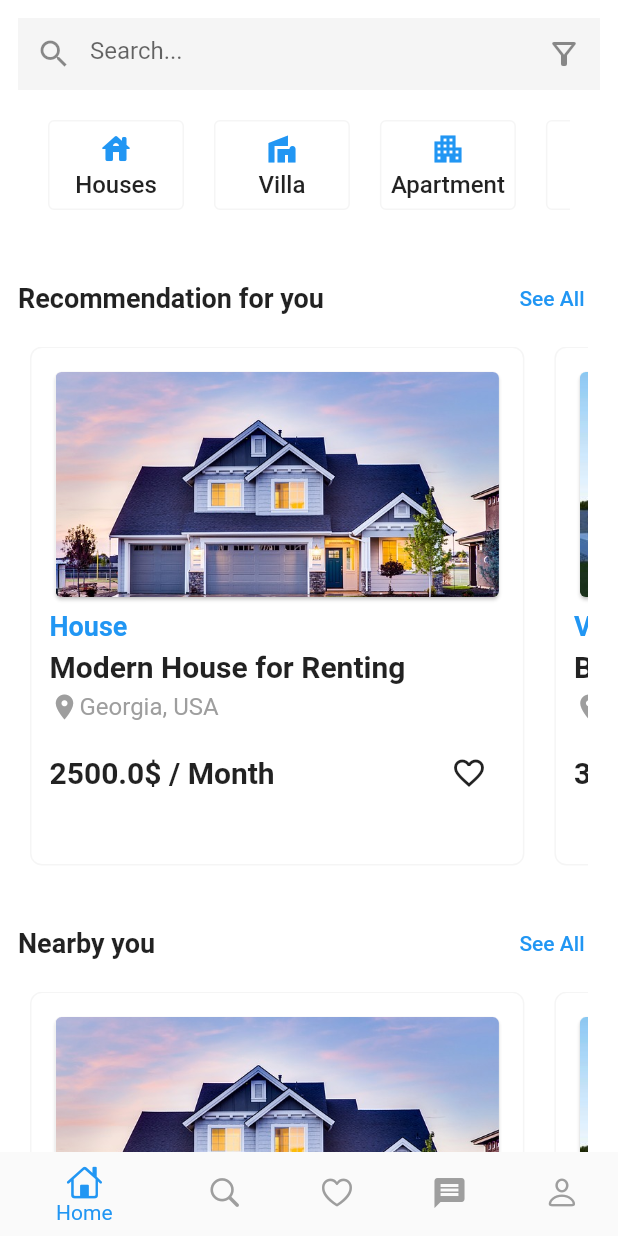
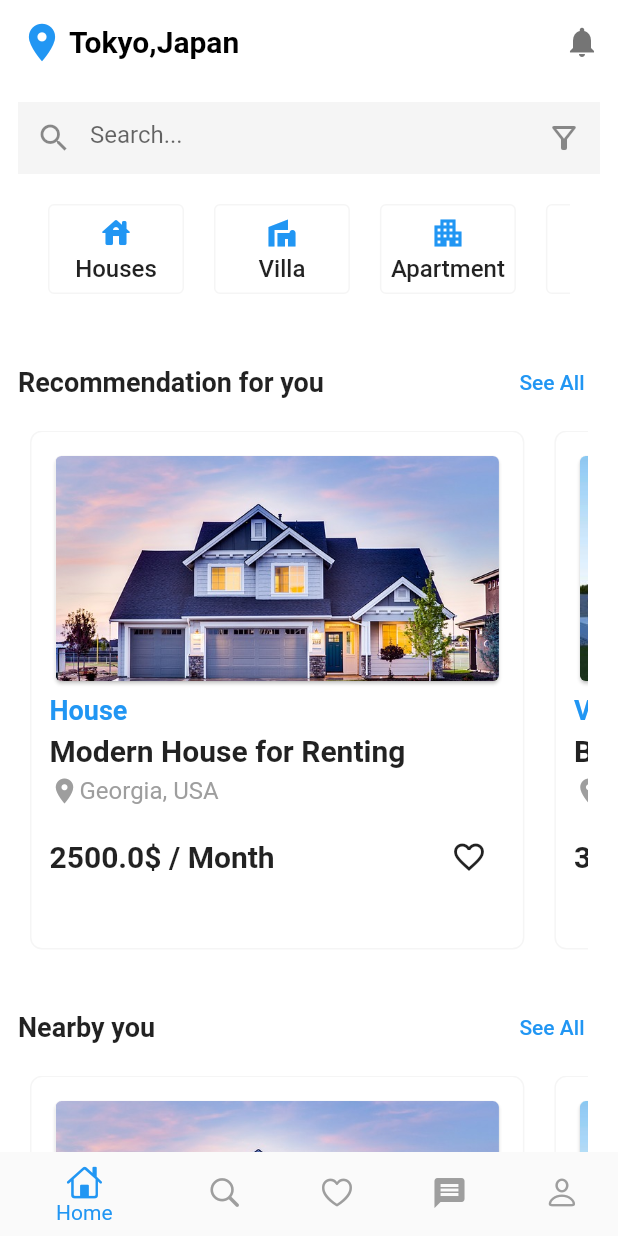
Before and after one commit to MoazMohamedHamzaGaber/Tutorial_App, a Flutter app: the screen it shows after launch, on a phone screen of 412 x 824 dp. Run offline on Flutter 3.47's test engine with Material 2 defaults, Android fonts, the phone set to English and light mode, and no system bars.

Commit message:
moaz update

```diff
--- a/lib/feature/home/presentation/view/widget/home_view_body.dart
+++ b/lib/feature/home/presentation/view/widget/home_view_body.dart
@@ -12,21 +12,21 @@ class HomeViewBody extends StatelessWidget {
   @override
   Widget build(BuildContext context) {
     return Scaffold(
-      // appBar: AppBar(
-      //   titleSpacing: -10,
-      //   leading: const Icon(
-      //     Icons.location_on,
-      //     color: Colors.blue,
-      //     size: 30,
-      //   ),
-      //   title: const Text('Tokyo,Japan'),
-      //   actions: [
-      //     IconButton(
-      //       onPressed: () {},
-      //       icon: const Icon(Icons.notifications),
-      //     )
-      //   ],
-      // ),
+      appBar: AppBar(
+        titleSpacing: -10,
+        leading: const Icon(
+          Icons.location_on,
+          color: Colors.blue,
+          size: 30,
+        ),
+        title: const Text('Tokyo,Japan'),
+        actions: [
+          IconButton(
+            onPressed: () {},
+            icon: const Icon(Icons.notifications),
+          )
+        ],
+      ),
       body: SingleChildScrollView(
         physics: const BouncingScrollPhysics(),
         child: Padding(
```
Also changed, not shown: 1 other file.
